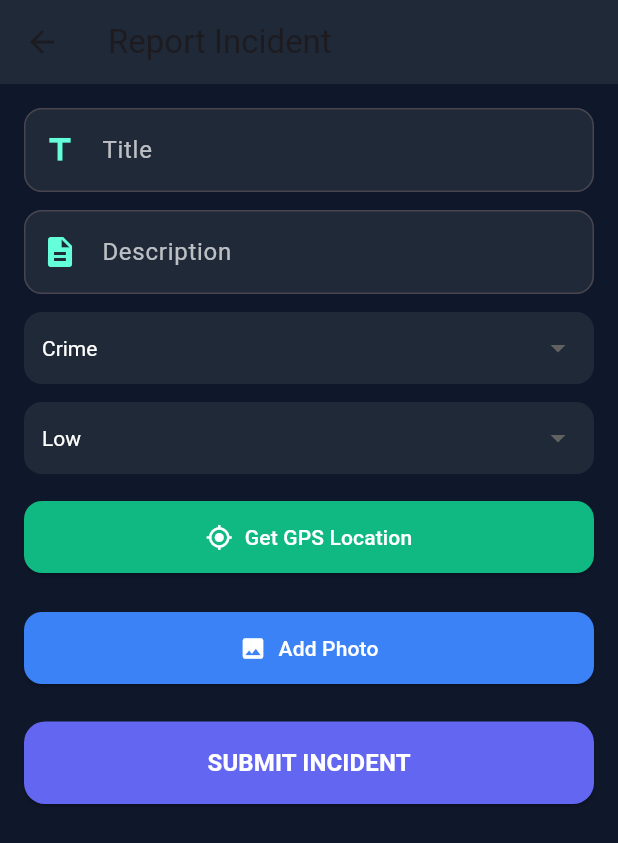
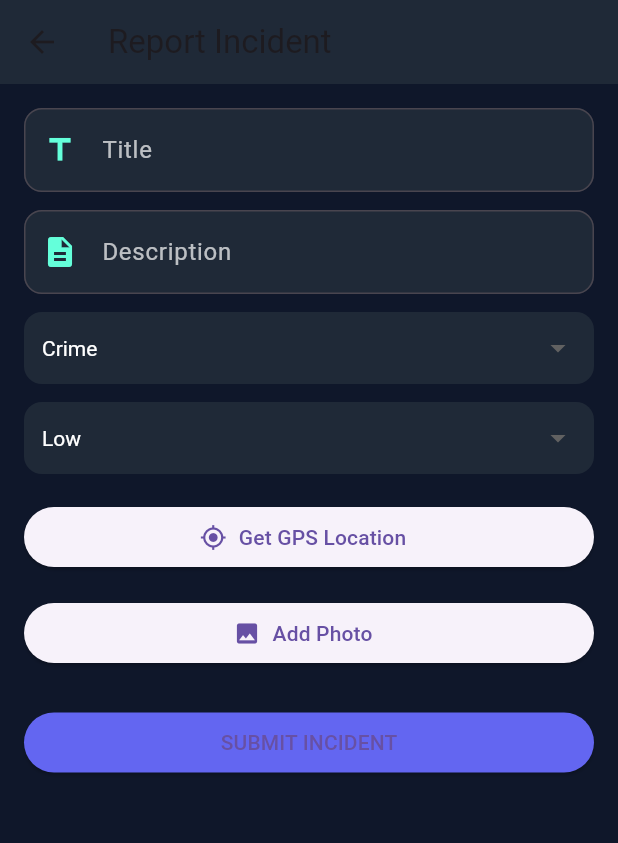
Before and after one commit to areeshaaltaf-1/smart_safety_app, a Flutter app: the DashboardScreen screen opened directly, after a tap on "Report Incident", on a phone screen of 412 x 824 dp. Shown: the top 843 px of the screen. Run offline on Flutter 3.47's test engine with Material 3 defaults, Android fonts, the phone set to English and light mode, and no system bars; our stand-ins replace firebase_auth, firebase_core, flutter_map, geolocator, hive, hive_flutter and 2 more; accounts and stored records are empty.

Commit message:
Updated profile, dashboard, incident system, SOS, safety map

```diff
--- a/lib/main.dart
+++ b/lib/main.dart
@@ -15,8 +15,10 @@ void main() async {
   );
 
   // 🧠 Hive
+
   await Hive.initFlutter();
   await Hive.openBox('incidentsBox');
+  await Hive.openBox('userBox');
 
   runApp(const MyApp());
 }
--- a/lib/screens/dashboard.dart
+++ b/lib/screens/dashboard.dart
@@ -2,10 +2,13 @@ import 'package:flutter/material.dart';
 
 import '../services/alert_service.dart';
 import '../services/incident_service.dart';
+import '../services/profile_service.dart';
 
 import 'report_incident_screen.dart';
 import 'safety_map_screen.dart';
 import 'incidents_screen.dart';
+import 'sos_screen.dart';
+import 'profile_screen.dart';
 
 class DashboardScreen extends StatefulWidget {
   const DashboardScreen({super.key});
@@ -35,6 +38,8 @@ class _DashboardScreenState extends State<DashboardScreen> {
     final recent = AlertService.getRecentIncidents();
     final summary = AlertService.getDailySummary();
 
+    final isVerified = ProfileService.isVerifiedUser();
+
     return Scaffold(
 
       backgroundColor: const Color(0xFF0F172A),
@@ -42,13 +47,29 @@ class _DashboardScreenState extends State<DashboardScreen> {
       appBar: AppBar(
         title: const Text("Dashboard"),
         backgroundColor: const Color(0xFF1E293B),
+        actions: [
+
+          IconButton(
+            icon: Icon(
+              Icons.verified,
+              color: isVerified ? Colors.green : Colors.grey,
+            ),
+            onPressed: () {
+              Navigator.push(
+                context,
+                MaterialPageRoute(
+                  builder: (_) => const ProfileScreen(),
+                ),
+              ).then((_) => setState(() {}));
+            },
+          )
+
+        ],
       ),
 
       body: RefreshIndicator(
 
-        onRefresh: () async {
-          loadData();
-        },
+        onRefresh: () async => loadData(),
 
         child: SingleChildScrollView(
 
@@ -59,87 +80,61 @@ class _DashboardScreenState extends State<DashboardScreen> {
             crossAxisAlignment: CrossAxisAlignment.stretch,
             children: [
 
-              // 🚨 ALERTS
+              // 🔴 PROFILE STATUS CARD
               Container(
-                padding: const EdgeInsets.all(15),
+                padding: const EdgeInsets.all(12),
+                margin: const EdgeInsets.only(bottom: 15),
                 decoration: BoxDecoration(
-                  color: const Color(0xFF1F2937),
+                  color: isVerified
+                      ? Colors.green.withOpacity(0.2)
+                      : Colors.red.withOpacity(0.2),
                   borderRadius: BorderRadius.circular(12),
                 ),
-
-                child: Column(
-                  crossAxisAlignment: CrossAxisAlignment.start,
-                  children: [
-
-                    const Text(
-                      "🚨 Community Alerts",
+                child: Text(
+                  isVerified
+                      ? "✅ Verified User"
+                      : "⚠ Unverified User - Some features limited",
                   style: TextStyle(
-                        color: Colors.redAccent,
+                    color: isVerified ? Colors.green : Colors.red,
                     fontWeight: FontWeight.bold,
-                        fontSize: 18,
+                  ),
                 ),
               ),
 
-                    const SizedBox(height: 10),
-
-                    if (recent.isEmpty)
-                      const Text(
+              // 🚨 ALERTS
+              sectionCard(
+                title: "🚨 Community Alerts",
+                titleColor: Colors.redAccent,
+                child: recent.isEmpty
+                    ? const Text(
                   "No recent incidents",
                   style: TextStyle(color: Colors.white70),
                 )
-                    else
-                      ...recent.take(5).map(
-                            (i) => Padding(
-                          padding: const EdgeInsets.only(bottom: 5),
-                          child: Text(
+                    : Column(
+                  children: recent.take(5).map((i) {
+                    return Text(
                       "• ${i["title"]} (${i["severity"]})",
                       style: const TextStyle(color: Colors.white70),
-                          ),
-                        ),
-                      ),
-                  ],
+                    );
+                  }).toList(),
                 ),
               ),
 
               const SizedBox(height: 15),
 
               // 📊 SUMMARY
-              Container(
-                padding: const EdgeInsets.all(15),
-                decoration: BoxDecoration(
-                  color: const Color(0xFF111827),
-                  borderRadius: BorderRadius.circular(12),
-                ),
-
+              sectionCard(
+                title: "📊 Daily Safety Summary",
+                titleColor: Colors.tealAccent,
                 child: Column(
                   crossAxisAlignment: CrossAxisAlignment.start,
                   children: [
-
-                    const Text(
-                      "📊 Daily Safety Summary",
-                      style: TextStyle(
-                        color: Colors.tealAccent,
-                        fontWeight: FontWeight.bold,
-                        fontSize: 18,
-                      ),
-                    ),
-
-                    const SizedBox(height: 10),
-
-                    Text(
-                      "Crime: ${summary["Crime"]}",
-                      style: const TextStyle(color: Colors.white70),
-                    ),
-
-                    Text(
-                      "Accident: ${summary["Accident"]}",
-                      style: const TextStyle(color: Colors.white70),
-                    ),
-
-                    Text(
-                      "Violence: ${summary["Violence"]}",
-                      style: const TextStyle(color: Colors.white70),
-                    ),
+                    Text("Crime: ${summary["Crime"]}",
+                        style: const TextStyle(color: Colors.white70)),
+                    Text("Accident: ${summary["Accident"]}",
+                        style: const TextStyle(color: Colors.white70)),
+                    Text("Violence: ${summary["Violence"]}",
+                        style: const TextStyle(color: Colors.white70)),
                   ],
                 ),
               ),
@@ -152,7 +147,6 @@ class _DashboardScreenState extends State<DashboardScreen> {
                 icon: Icons.report,
                 color: Colors.redAccent,
                 onTap: () {
-
                   Navigator.push(
                     context,
                     MaterialPageRoute(
@@ -164,13 +158,29 @@ class _DashboardScreenState extends State<DashboardScreen> {
 
               const SizedBox(height: 15),
 
+              // 🚨 SOS EMERGENCY
+              dashboardCard(
+                title: "SOS Emergency",
+                icon: Icons.warning,
+                color: Colors.red,
+                onTap: () {
+                  Navigator.push(
+                    context,
+                    MaterialPageRoute(
+                      builder: (_) => const SOSScreen(),
+                    ),
+                  );
+                },
+              ),
+
+              const SizedBox(height: 15),
+
               // 🗺 SAFETY MAP
               dashboardCard(
                 title: "Safety Map",
                 icon: Icons.map,
                 color: Colors.orange,
                 onTap: () {
-
                   Navigator.push(
                     context,
                     MaterialPageRoute(
@@ -182,19 +192,35 @@ class _DashboardScreenState extends State<DashboardScreen> {
 
               const SizedBox(height: 15),
 
-              // 📜 INCIDENT HISTORY
+              // 📜 HISTORY
               dashboardCard(
                 title: "Incident History",
                 icon: Icons.history,
                 color: Colors.teal,
                 onTap: () {
-
                   Navigator.push(
                     context,
                     MaterialPageRoute(
                       builder: (_) => const IncidentsScreen(),
                     ),
                   ).then((_) => loadData());
+                },
+              ),
+
+              const SizedBox(height: 15),
+
+              // 👤 PROFILE (NEW)
+              dashboardCard(
+                title: "User Profile",
+                icon: Icons.person,
+                color: Colors.blue,
+                onTap: () {
+                  Navigator.push(
+                    context,
+                    MaterialPageRoute(
+                      builder: (_) => const ProfileScreen(),
+                    ),
+                  ).then((_) => setState(() {}));
                 },
               ),
 
@@ -206,37 +232,56 @@ class _DashboardScreenState extends State<DashboardScreen> {
     );
   }
 
-  // 🎨 DASHBOARD CARD
+  Widget sectionCard({
+    required String title,
+    required Widget child,
+    required Color titleColor,
+  }) {
+    return Container(
+      padding: const EdgeInsets.all(15),
+      decoration: BoxDecoration(
+        color: const Color(0xFF1F2937),
+        borderRadius: BorderRadius.circular(12),
+      ),
+      child: Column(
+        crossAxisAlignment: CrossAxisAlignment.start,
+        children: [
+          Text(
+            title,
+            style: TextStyle(
+              color: titleColor,
+              fontWeight: FontWeight.bold,
+              fontSize: 18,
+            ),
+          ),
+          const SizedBox(height: 10),
+          child,
+        ],
+      ),
+    );
+  }
+
   Widget dashboardCard({
     required String title,
     required IconData icon,
     required Color color,
     required VoidCallback onTap,
   }) {
-
     return GestureDetector(
-
       onTap: onTap,
-
       child: Container(
-
         padding: const EdgeInsets.all(18),
-
         decoration: BoxDecoration(
           color: const Color(0xFF1E293B),
           borderRadius: BorderRadius.circular(14),
         ),
-
         child: Row(
           children: [
-
             CircleAvatar(
               backgroundColor: color,
               child: Icon(icon, color: Colors.white),
             ),
-
             const SizedBox(width: 15),
-
             Expanded(
               child: Text(
                 title,
@@ -247,12 +292,8 @@ class _DashboardScreenState extends State<DashboardScreen> {
                 ),
               ),
             ),
-
-            const Icon(
-              Icons.arrow_forward_ios,
-              color: Colors.white54,
-              size: 18,
-            ),
+            const Icon(Icons.arrow_forward_ios,
+                color: Colors.white54, size: 18),
           ],
         ),
       ),
--- a/lib/screens/report_incident_screen.dart
+++ b/lib/screens/report_incident_screen.dart
@@ -5,6 +5,7 @@ import 'package:geolocator/geolocator.dart';
 import 'package:image_picker/image_picker.dart';
 
 import '../services/incident_service.dart';
+import '../services/profile_service.dart';
 
 class ReportIncidentScreen extends StatefulWidget {
   const ReportIncidentScreen({super.key});
@@ -28,7 +29,7 @@ class _ReportIncidentScreenState extends State<ReportIncidentScreen> {
 
   final picker = ImagePicker();
 
-  // 📍 GPS (UNCHANGED)
+  // 📍 GPS
   Future<void> getLocation() async {
     setState(() => loadingGPS = true);
 
@@ -51,7 +52,7 @@ class _ReportIncidentScreenState extends State<ReportIncidentScreen> {
     setState(() => loadingGPS = false);
   }
 
-  // 📷 IMAGE (WEB SAFE)
+  // 📷 IMAGE
   Future<void> pickImage() async {
     final picked = await ImagePicker().pickImage(source: ImageSource.gallery);
 
@@ -74,6 +75,17 @@ class _ReportIncidentScreenState extends State<ReportIncidentScreen> {
       return;
     }
 
+    // ⭐ VERIFICATION CHECK (IMPORTANT PART)
+    if (severity == "High" && !ProfileService.isVerifiedUser()) {
+      ScaffoldMessenger.of(context).showSnackBar(
+        const SnackBar(
+          content: Text("Only VERIFIED users can report HIGH severity incidents"),
+          backgroundColor: Colors.red,
+        ),
+      );
+      return;
+    }
+
     if (position == null) {
       await getLocation();
     }
@@ -84,13 +96,10 @@ class _ReportIncidentScreenState extends State<ReportIncidentScreen> {
       "category": category,
       "severity": severity,
 
-      // GPS
       "lat": position?.latitude,
       "lng": position?.longitude,
 
-      // IMAGE
       "image": imageBytes != null ? base64Encode(imageBytes!) : null,
-
       "time": DateTime.now().toString(),
     });
 
@@ -107,7 +116,6 @@ class _ReportIncidentScreenState extends State<ReportIncidentScreen> {
     });
   }
 
-  // 🎨 INPUT FIELD
   Widget inputField(String label, TextEditingController controller, IconData icon) {
     return TextField(
       controller: controller,
@@ -125,7 +133,6 @@ class _ReportIncidentScreenState extends State<ReportIncidentScreen> {
     );
   }
 
-  // 🎨 DROPDOWN
   Widget dropdown(String label, String value, List<String> items, Function(String?) onChanged) {
     return Container(
       padding: const EdgeInsets.symmetric(horizontal: 12),
@@ -186,20 +193,7 @@ class _ReportIncidentScreenState extends State<ReportIncidentScreen> {
               onPressed: getLocation,
               icon: const Icon(Icons.my_location),
               label: const Text("Get GPS Location"),
-              style: ElevatedButton.styleFrom(
-                backgroundColor: const Color(0xFF10B981),
-                foregroundColor: Colors.white,
-                padding: const EdgeInsets.symmetric(vertical: 14),
-                shape: RoundedRectangleBorder(
-                  borderRadius: BorderRadius.circular(12),
-                ),
-              ),
             ),
-
-            const SizedBox(height: 10),
-
-            if (loadingGPS)
-              const Text("Fetching GPS...", style: TextStyle(color: Colors.white70)),
 
             if (position != null)
               Text(
@@ -213,28 +207,7 @@ class _ReportIncidentScreenState extends State<ReportIncidentScreen> {
               onPressed: pickImage,
               icon: const Icon(Icons.photo),
               label: const Text("Add Photo"),
-              style: ElevatedButton.styleFrom(
-                backgroundColor: const Color(0xFF3B82F6),
-                foregroundColor: Colors.white,
-                padding: const EdgeInsets.symmetric(vertical: 14),
-                shape: RoundedRectangleBorder(
-                  borderRadius: BorderRadius.circular(12),
-                ),
-              ),
             ),
-
-            if (imageBytes != null)
-              Padding(
-                padding: const EdgeInsets.only(top: 12),
-                child: ClipRRect(
-                  borderRadius: BorderRadius.circular(12),
-                  child: Image.memory(
-                    imageBytes!,
-                    height: 160,
-                    fit: BoxFit.cover,
-                  ),
-                ),
-              ),
 
             const SizedBox(height: 25),
 
@@ -242,19 +215,9 @@ class _ReportIncidentScreenState extends State<ReportIncidentScreen> {
               onPressed: submitIncident,
               style: ElevatedButton.styleFrom(
                 backgroundColor: const Color(0xFF6366F1),
-                foregroundColor: Colors.white,
-                padding: const EdgeInsets.symmetric(vertical: 16),
-                shape: RoundedRectangleBorder(
-                  borderRadius: BorderRadius.circular(14),
-                ),
               ),
-              child: const Text(
-                "SUBMIT INCIDENT",
-                style: TextStyle(fontSize: 16, fontWeight: FontWeight.bold),
-              ),
+              child: const Text("SUBMIT INCIDENT"),
             ),
-
-            const SizedBox(height: 20),
           ],
         ),
       ),
--- /dev/null
+++ b/lib/services/profile_service.dart
@@ -0,0 +1,19 @@
+import 'package:hive/hive.dart';
+
+class ProfileService {
+
+  static final box = Hive.box('userBox');
+
+  static void saveProfile(Map data) {
+    box.put("profile", data);
+  }
+
+  static Map getProfile() {
+    return box.get("profile", defaultValue: {});
+  }
+
+  static bool isVerifiedUser() {
+    final data = getProfile();
+    return data["isVerified"] ?? false;
+  }
+}
```
Also changed, not shown: lib/models/user_profile.dart (added, +31 -0 lines), lib/screens/profile_screen.dart (added, +214 -0 lines), lib/screens/sos_screen.dart (added, +174 -0 lines). Lines whose indentation alone changed are shown as unchanged.
